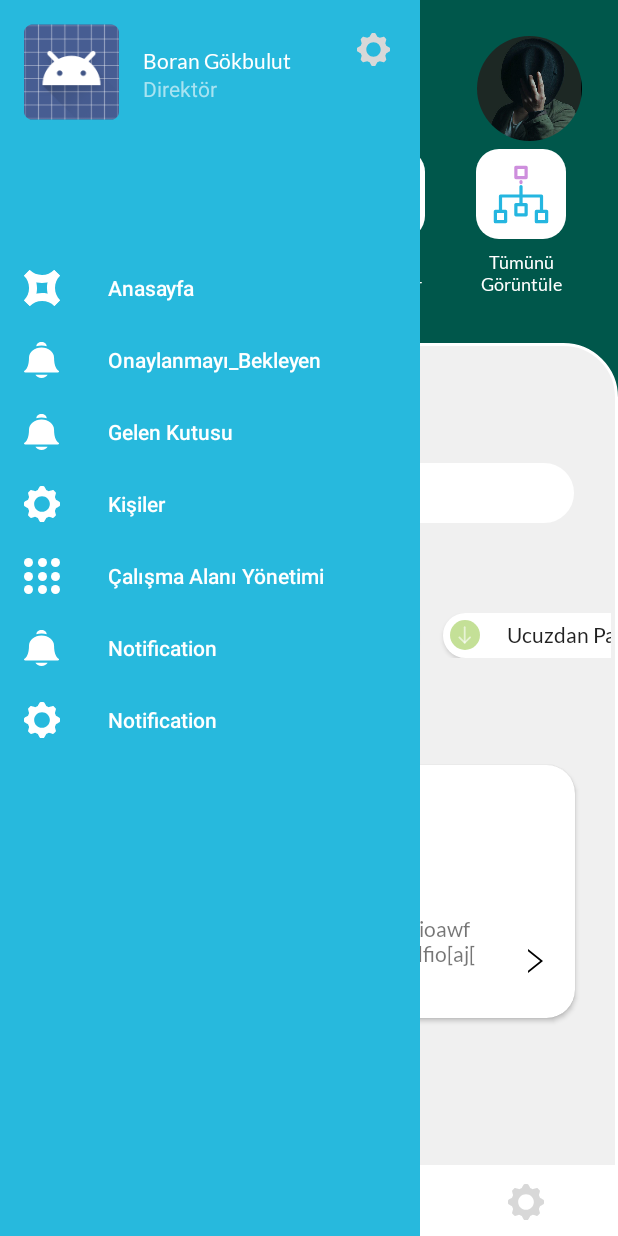
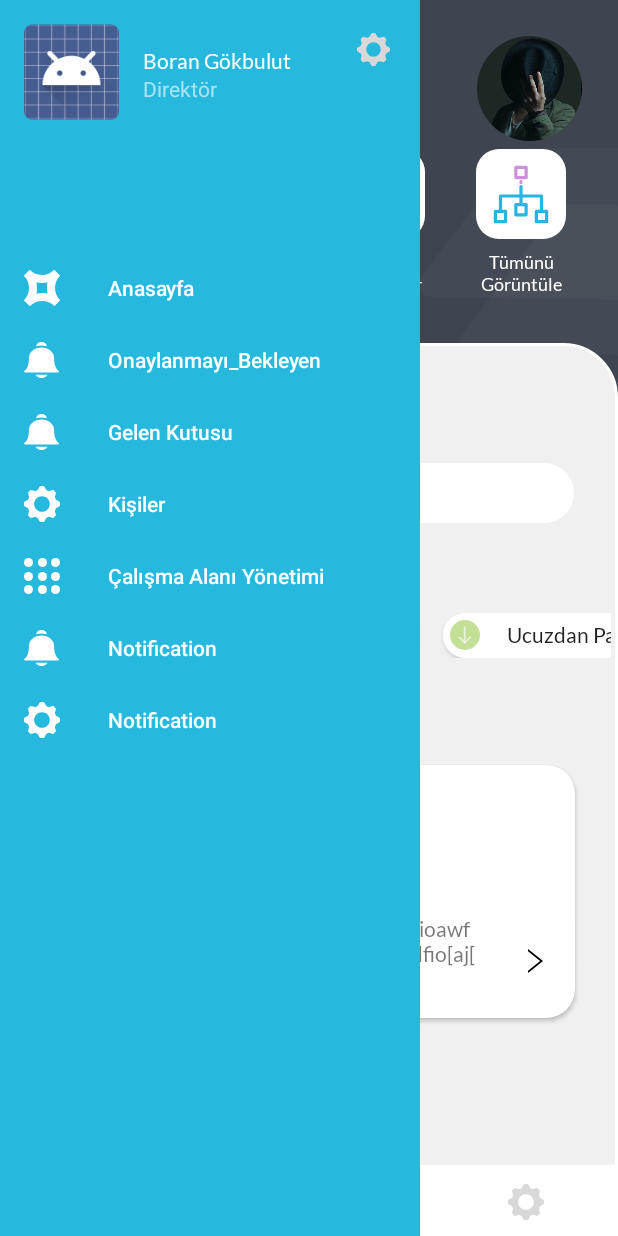
Before and after one commit to MuhammadAkkad/HR-thema, an Android app: the HomeFragment screen opened directly, with no data from a screen before it, on a phone screen of 412 x 824 dp. Run offline under Robolectric (Android 15) with nearby library versions, the phone set to English and light mode, and no system bars; our stand-ins replace CircleImageView; libraries missing offline, so code that uses them is left out: com.infideap.drawerbehavior; plain views replace AdvanceDrawerLayout; 7 statements that could not run were skipped.

Commit message:
30.01.2020 10:28

```diff
--- a/app/src/main/java/com/example/hr_thema/navigationDrawer/NavigationDrawer.java
+++ b/app/src/main/java/com/example/hr_thema/navigationDrawer/NavigationDrawer.java
@@ -43,7 +43,6 @@ public class NavigationDrawer extends AppCompatActivity implements OnGoingFragme
         activity.getWindow().setStatusBarColor(Color.TRANSPARENT);
     }
 
-
     @Override
     protected void onCreate(Bundle savedInstanceState) {
         super.onCreate(savedInstanceState);
@@ -56,6 +55,7 @@ public class NavigationDrawer extends AppCompatActivity implements OnGoingFragme
                 this, drawer, R.string.navigation_drawer_open, R.string.navigation_drawer_close);
         drawer.addDrawerListener(toggle);
         toggle.syncState();
+
         NavigationView navigationView = findViewById(R.id.nav_view);
         navigationView.setNavigationItemSelectedListener(this);
         drawer.setViewScale(Gravity.START, 0.8f);
--- a/app/src/main/res/layout/activity_login.xml
+++ b/app/src/main/res/layout/activity_login.xml
@@ -10,7 +10,7 @@
     <ImageView
         android:id="@+id/imageView7"
         android:layout_width="match_parent"
-        android:layout_height="288dp"
+        android:layout_height="0dp"
         android:scaleType="fitXY"
         app:layout_constraintBottom_toTopOf="@+id/constraintLayout3"
         app:layout_constraintEnd_toEndOf="parent"
--- a/app/src/main/res/layout/fragment_detail.xml
+++ b/app/src/main/res/layout/fragment_detail.xml
@@ -60,12 +60,12 @@
 
         <com.google.android.material.tabs.TabLayout
             android:id="@+id/tabLayout"
-            android:layout_width="409dp"
+            android:layout_width="0dp"
             android:layout_height="wrap_content"
             app:layout_constraintBottom_toBottomOf="parent"
             app:layout_constraintEnd_toEndOf="parent"
             app:layout_constraintStart_toStartOf="parent"
-            app:tabIndicatorColor="#9ECD54"/>
+            app:tabIndicatorColor="#9ECD54" />
 
         <ImageButton
             android:id="@+id/imageButton5"
--- a/app/src/main/res/layout/fragment_home.xml
+++ b/app/src/main/res/layout/fragment_home.xml
@@ -8,6 +8,18 @@
     android:background="@color/colorPrimaryDark"
     tools:context=".home.HomeActivity">
 
+
+    <ImageView
+        android:id="@+id/imageView6"
+        android:layout_width="0dp"
+        android:layout_height="270dp"
+        android:scaleType="fitXY"
+        app:layout_constraintBottom_toTopOf="@+id/constraintLayout2"
+        app:layout_constraintEnd_toEndOf="parent"
+        app:layout_constraintStart_toStartOf="parent"
+        app:layout_constraintTop_toTopOf="parent"
+        app:layout_constraintVertical_bias="0.0"
+        app:srcCompat="@drawable/group8" />
 
     <ImageButton
         android:id="@+id/imageButton"
```
Also changed, not shown: app/src/main/res/drawable/ic_dropdown.xml (added, +12 -0 lines), app/src/main/res/drawable/ic_turkey.xml (added, +24 -0 lines), app/src/main/res/drawable/group8.png (added).
